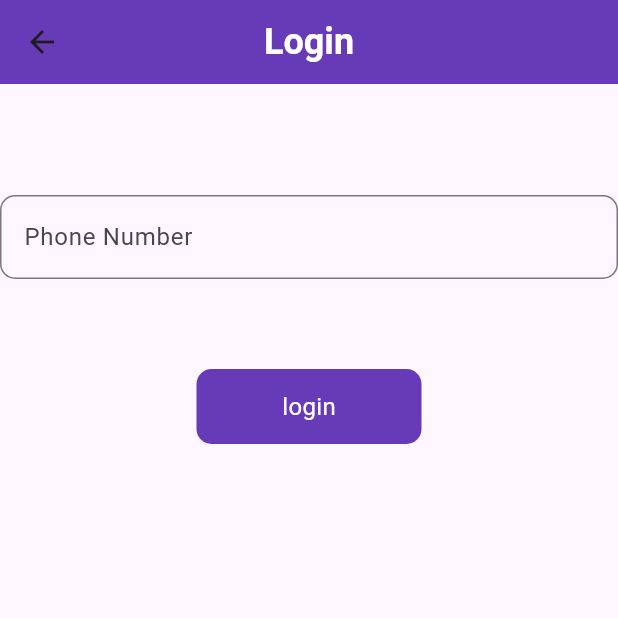
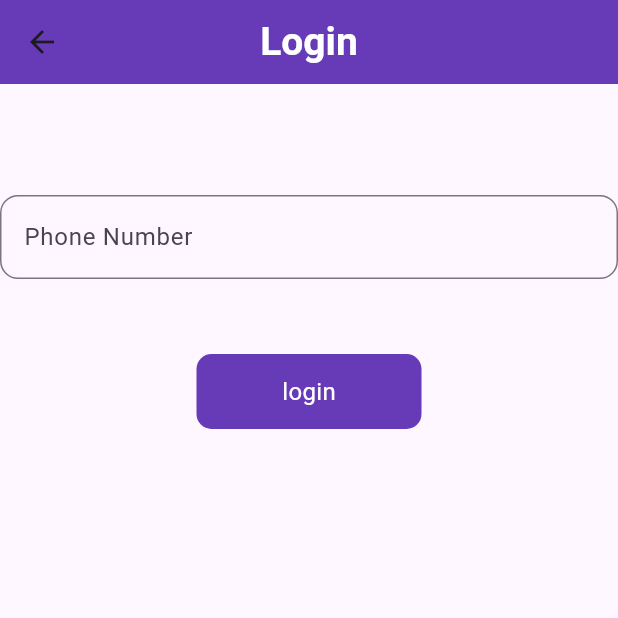
Before and after one commit to kareem358/firebase_auth_login_signup_app, a Flutter app: the LoginWithPhoneNumber screen opened directly, on a phone screen of 412 x 824 dp, the top half of it. Run offline on Flutter 3.47's test engine with Material 3 defaults, Android fonts, the phone set to English and light mode, and no system bars; our stand-ins replace firebase_auth, firebase_core, firebase_database, fluttertoast; accounts and stored records are empty.

Commit message:
Update login__with_phone_number.dart

```diff
--- a/lib/ui/auth/login__with_phone_number.dart
+++ b/lib/ui/auth/login__with_phone_number.dart
@@ -22,7 +22,7 @@ class _LoginWithPhoneNumberState extends State<LoginWithPhoneNumber> {
       appBar: AppBar(
         automaticallyImplyLeading: true,
         backgroundColor: Colors.deepPurple,
-        title: Text("Login",style: TextStyle(fontSize: 24,
+        title: Text("Login",style: TextStyle(fontSize: 26,
             color: Colors.white,fontWeight: FontWeight.bold),),
         centerTitle: true,
       ),
@@ -38,12 +38,12 @@ class _LoginWithPhoneNumberState extends State<LoginWithPhoneNumber> {
                 hintText: '+92 300 1234567',
                 labelText: 'Phone Number',
                 border: OutlineInputBorder(
-                  borderRadius: BorderRadius.circular(10),
+                  borderRadius: BorderRadius.circular(12),
                 ),
 
               ),
             ),
-            SizedBox(height: 60,),
+            SizedBox(height: 50,),
             RoundButton(title: "login", loading: loading, onTap: (){
               setState(() {
                 loading=true;
```
